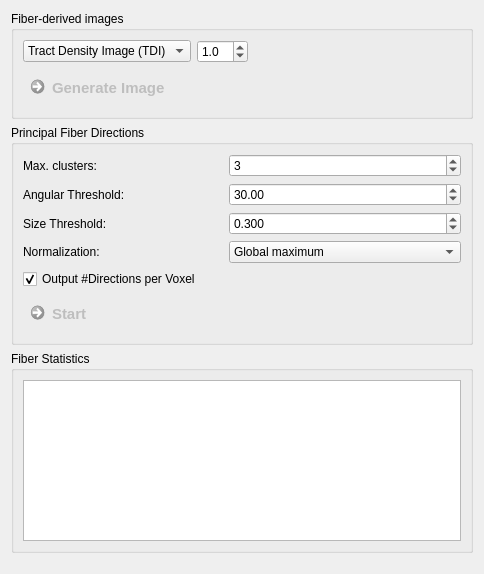
This is Plugins/org.mitk.gui.qt.diffusionimaging.fiberprocessing/src/internal/QmitkFiberQuantificationViewControls.ui in MITK/MITK as Qt 5 draws it before an edit. The edited form follows.
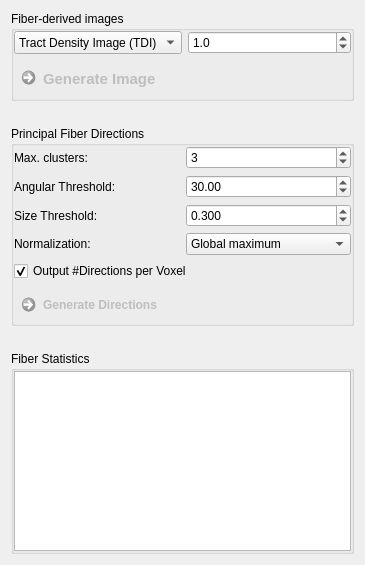
This is the edited form.

Commit message: Refactor view layout

```diff
--- a/Plugins/org.mitk.gui.qt.diffusionimaging.fiberprocessing/src/internal/QmitkFiberQuantificationViewControls.ui
+++ b/Plugins/org.mitk.gui.qt.diffusionimaging.fiberprocessing/src/internal/QmitkFiberQuantificationViewControls.ui
@@ -6,37 +6,36 @@
    <rect>
     <x>0</x>
     <y>0</y>
-    <width>484</width>
-    <height>574</height>
+    <width>365</width>
+    <height>565</height>
    </rect>
   </property>
   <property name="windowTitle">
    <string>Form</string>
   </property>
   <layout class="QGridLayout" name="gridLayout_10">
-   <item row="3" column="0">
-    <spacer name="verticalSpacer">
-     <property name="orientation">
-      <enum>Qt::Vertical</enum>
-     </property>
-     <property name="sizeHint" stdset="0">
-      <size>
-       <width>20</width>
-       <height>40</height>
-      </size>
-     </property>
-    </spacer>
-   </item>
+   <property name="verticalSpacing">
+    <number>25</number>
+   </property>
    <item row="0" column="0">
     <widget class="QGroupBox" name="groupBox_2">
      <property name="title">
       <string>Fiber-derived images</string>
      </property>
-     <layout class="QFormLayout" name="formLayout">
-      <property name="fieldGrowthPolicy">
-       <enum>QFormLayout::AllNonFixedFieldsGrow</enum>
+     <layout class="QGridLayout" name="gridLayout_3">
+      <property name="leftMargin">
+       <number>0</number>
       </property>
-      <item row="4" column="0">
+      <property name="topMargin">
+       <number>0</number>
+      </property>
+      <property name="rightMargin">
+       <number>0</number>
+      </property>
+      <property name="bottomMargin">
+       <number>0</number>
+      </property>
+      <item row="1" column="0">
        <widget class="QCommandLinkButton" name="m_ProcessFiberBundleButton">
         <property name="enabled">
          <bool>false</bool>
@@ -66,43 +65,38 @@
         </property>
        </widget>
       </item>
-      <item row="3" column="0">
-       <widget class="QFrame" name="frame_4">
+      <item row="0" column="1">
+       <widget class="QDoubleSpinBox" name="m_UpsamplingSpinBox">
         <property name="sizePolicy">
-         <sizepolicy hsizetype="Maximum" vsizetype="Preferred">
+         <sizepolicy hsizetype="Preferred" vsizetype="Preferred">
           <horstretch>0</horstretch>
           <verstretch>0</verstretch>
          </sizepolicy>
         </property>
-        <property name="frameShape">
-         <enum>QFrame::NoFrame</enum>
+        <property name="toolTip">
+         <string>Upsampling factor</string>
         </property>
-        <property name="frameShadow">
-         <enum>QFrame::Raised</enum>
+        <property name="decimals">
+         <number>1</number>
         </property>
-        <property name="lineWidth">
-         <number>0</number>
+        <property name="minimum">
+         <double>0.100000000000000</double>
         </property>
-        <layout class="QGridLayout" name="gridLayout_8">
-         <property name="leftMargin">
-          <number>0</number>
-         </property>
-         <property name="topMargin">
-          <number>0</number>
-         </property>
-         <property name="rightMargin">
-          <number>0</number>
-         </property>
-         <property name="bottomMargin">
-          <number>0</number>
-         </property>
-         <property name="verticalSpacing">
-          <number>0</number>
-         </property>
+        <property name="maximum">
+         <double>10.000000000000000</double>
+        </property>
+        <property name="singleStep">
+         <double>0.100000000000000</double>
+        </property>
+        <property name="value">
+         <double>1.000000000000000</double>
+        </property>
+       </widget>
+      </item>
          <item row="0" column="0">
           <widget class="QComboBox" name="m_GenerationBox">
            <property name="sizePolicy">
-            <sizepolicy hsizetype="Maximum" vsizetype="Fixed">
+         <sizepolicy hsizetype="Preferred" vsizetype="Preferred">
              <horstretch>0</horstretch>
              <verstretch>0</verstretch>
             </sizepolicy>
@@ -139,37 +133,6 @@
            </item>
           </widget>
          </item>
-         <item row="0" column="1">
-          <widget class="QDoubleSpinBox" name="m_UpsamplingSpinBox">
-           <property name="sizePolicy">
-            <sizepolicy hsizetype="Maximum" vsizetype="Fixed">
-             <horstretch>0</horstretch>
-             <verstretch>0</verstretch>
-            </sizepolicy>
-           </property>
-           <property name="toolTip">
-            <string>Upsampling factor</string>
-           </property>
-           <property name="decimals">
-            <number>1</number>
-           </property>
-           <property name="minimum">
-            <double>0.100000000000000</double>
-           </property>
-           <property name="maximum">
-            <double>10.000000000000000</double>
-           </property>
-           <property name="singleStep">
-            <double>0.100000000000000</double>
-           </property>
-           <property name="value">
-            <double>1.000000000000000</double>
-           </property>
-          </widget>
-         </item>
-        </layout>
-       </widget>
-      </item>
      </layout>
     </widget>
    </item>
@@ -179,6 +142,21 @@
       <string>Fiber Statistics</string>
      </property>
      <layout class="QGridLayout" name="gridLayout_2">
+      <property name="leftMargin">
+       <number>0</number>
+      </property>
+      <property name="topMargin">
+       <number>0</number>
+      </property>
+      <property name="rightMargin">
+       <number>0</number>
+      </property>
+      <property name="bottomMargin">
+       <number>0</number>
+      </property>
+      <property name="spacing">
+       <number>0</number>
+      </property>
       <item row="0" column="0">
        <widget class="QTextEdit" name="m_StatsTextEdit">
         <property name="font">
@@ -202,105 +180,48 @@
      <property name="title">
       <string>Principal Fiber Directions</string>
      </property>
-     <layout class="QGridLayout" name="gridLayout">
-      <item row="0" column="1">
-       <widget class="QSpinBox" name="m_MaxNumDirections">
-        <property name="toolTip">
-         <string>Maximum number of fiber directions per voxel.</string>
-        </property>
-        <property name="maximum">
-         <number>100</number>
-        </property>
-        <property name="value">
-         <number>3</number>
-        </property>
-       </widget>
-      </item>
-      <item row="4" column="0">
-       <widget class="QCheckBox" name="m_NumDirectionsBox">
-        <property name="toolTip">
-         <string>Image containing the number of distinct fiber clusters per voxel.</string>
-        </property>
-        <property name="text">
-         <string>Output #Directions per Voxel</string>
-        </property>
-        <property name="checked">
-         <bool>true</bool>
-        </property>
-       </widget>
-      </item>
-      <item row="6" column="0">
-       <widget class="QCommandLinkButton" name="m_ExtractFiberPeaks">
-        <property name="enabled">
-         <bool>false</bool>
-        </property>
-        <property name="sizePolicy">
-         <sizepolicy hsizetype="Preferred" vsizetype="Preferred">
-          <horstretch>0</horstretch>
-          <verstretch>0</verstretch>
-         </sizepolicy>
-        </property>
-        <property name="maximumSize">
-         <size>
-          <width>200</width>
-          <height>16777215</height>
-         </size>
-        </property>
-        <property name="font">
-         <font>
-          <pointsize>11</pointsize>
-         </font>
-        </property>
-        <property name="toolTip">
-         <string/>
-        </property>
-        <property name="text">
-         <string>Start</string>
-        </property>
-       </widget>
-      </item>
+     <layout class="QGridLayout" name="gridLayout_6">
+      <property name="leftMargin">
+       <number>0</number>
+      </property>
+      <property name="topMargin">
+       <number>0</number>
+      </property>
+      <property name="rightMargin">
+       <number>0</number>
+      </property>
+      <property name="bottomMargin">
+       <number>0</number>
+      </property>
       <item row="0" column="0">
-       <widget class="QLabel" name="label_2">
-        <property name="text">
-         <string>Max. clusters:</string>
+       <widget class="QFrame" name="frame_2">
+        <property name="frameShape">
+         <enum>QFrame::NoFrame</enum>
         </property>
-       </widget>
-      </item>
-      <item row="2" column="0">
-       <widget class="QLabel" name="label_3">
-        <property name="text">
-         <string>Size Threshold:</string>
+        <property name="frameShadow">
+         <enum>QFrame::Raised</enum>
         </property>
-       </widget>
-      </item>
-      <item row="1" column="0">
-       <widget class="QLabel" name="label">
-        <property name="text">
-         <string>Angular Threshold:</string>
-        </property>
-       </widget>
-      </item>
-      <item row="2" column="1">
-       <widget class="QDoubleSpinBox" name="m_PeakThreshold">
-        <property name="toolTip">
-         <string>&lt;html&gt;&lt;head/&gt;&lt;body&gt;&lt;p&gt;Directions shorter than the defined threshold are discarded.&lt;/p&gt;&lt;/body&gt;&lt;/html&gt;</string>
-        </property>
-        <property name="decimals">
-         <number>3</number>
-        </property>
-        <property name="maximum">
-         <double>1.000000000000000</double>
-        </property>
-        <property name="singleStep">
-         <double>0.100000000000000</double>
-        </property>
-        <property name="value">
-         <double>0.300000000000000</double>
-        </property>
-       </widget>
-      </item>
+        <layout class="QGridLayout" name="gridLayout_5">
+         <property name="leftMargin">
+          <number>0</number>
+         </property>
+         <property name="topMargin">
+          <number>0</number>
+         </property>
+         <property name="rightMargin">
+          <number>0</number>
+         </property>
+         <property name="bottomMargin">
+          <number>0</number>
+         </property>
       <item row="1" column="1">
        <widget class="QDoubleSpinBox" name="m_AngularThreshold">
+           <property name="sizePolicy">
+            <sizepolicy hsizetype="Preferred" vsizetype="Preferred">
+             <horstretch>0</horstretch>
+             <verstretch>0</verstretch>
+            </sizepolicy>
+           </property>
         <property name="toolTip">
          <string>Fiber directions with an angle smaller than the defined threshold are clustered.</string>
         </property>
@@ -321,6 +242,71 @@
         </property>
        </widget>
       </item>
+         <item row="2" column="1">
+          <widget class="QDoubleSpinBox" name="m_PeakThreshold">
+           <property name="sizePolicy">
+            <sizepolicy hsizetype="Preferred" vsizetype="Preferred">
+             <horstretch>0</horstretch>
+             <verstretch>0</verstretch>
+            </sizepolicy>
+           </property>
+           <property name="toolTip">
+            <string>&lt;html&gt;&lt;head/&gt;&lt;body&gt;&lt;p&gt;Directions shorter than the defined threshold are discarded.&lt;/p&gt;&lt;/body&gt;&lt;/html&gt;</string>
+           </property>
+           <property name="decimals">
+            <number>3</number>
+           </property>
+           <property name="maximum">
+            <double>1.000000000000000</double>
+           </property>
+           <property name="singleStep">
+            <double>0.100000000000000</double>
+           </property>
+           <property name="value">
+            <double>0.300000000000000</double>
+           </property>
+          </widget>
+         </item>
+         <item row="1" column="0">
+          <widget class="QLabel" name="label">
+           <property name="text">
+            <string>Angular Threshold:</string>
+           </property>
+          </widget>
+         </item>
+         <item row="0" column="0">
+          <widget class="QLabel" name="label_2">
+           <property name="text">
+            <string>Max. clusters:</string>
+           </property>
+          </widget>
+         </item>
+         <item row="2" column="0">
+          <widget class="QLabel" name="label_3">
+           <property name="text">
+            <string>Size Threshold:</string>
+           </property>
+          </widget>
+         </item>
+         <item row="0" column="1">
+          <widget class="QSpinBox" name="m_MaxNumDirections">
+           <property name="sizePolicy">
+            <sizepolicy hsizetype="Preferred" vsizetype="Preferred">
+             <horstretch>0</horstretch>
+             <verstretch>0</verstretch>
+            </sizepolicy>
+           </property>
+           <property name="toolTip">
+            <string>Maximum number of fiber directions per voxel.</string>
+           </property>
+           <property name="maximum">
+            <number>100</number>
+           </property>
+           <property name="value">
+            <number>3</number>
+           </property>
+          </widget>
+         </item>
       <item row="3" column="0">
        <widget class="QLabel" name="label_4">
         <property name="text">
@@ -330,6 +316,12 @@
       </item>
       <item row="3" column="1">
        <widget class="QComboBox" name="m_FiberDirNormBox">
+           <property name="sizePolicy">
+            <sizepolicy hsizetype="Preferred" vsizetype="Preferred">
+             <horstretch>0</horstretch>
+             <verstretch>0</verstretch>
+            </sizepolicy>
+           </property>
         <item>
          <property name="text">
           <string>Global maximum</string>
@@ -345,6 +337,38 @@
           <string>Voxel-wise maximum</string>
          </property>
         </item>
+          </widget>
+         </item>
+        </layout>
+       </widget>
+      </item>
+      <item row="1" column="0">
+       <widget class="QCheckBox" name="m_NumDirectionsBox">
+        <property name="sizePolicy">
+         <sizepolicy hsizetype="Preferred" vsizetype="Preferred">
+          <horstretch>0</horstretch>
+          <verstretch>0</verstretch>
+         </sizepolicy>
+        </property>
+        <property name="toolTip">
+         <string>Image containing the number of distinct fiber clusters per voxel.</string>
+        </property>
+        <property name="text">
+         <string>Output #Directions per Voxel</string>
+        </property>
+        <property name="checked">
+         <bool>true</bool>
+        </property>
+       </widget>
+      </item>
+      <item row="2" column="0">
+       <widget class="QCommandLinkButton" name="m_ExtractFiberPeaks">
+        <property name="enabled">
+         <bool>false</bool>
+        </property>
+        <property name="text">
+         <string>Generate Directions</string>
+        </property>
        </widget>
       </item>
      </layout>
```
Left out of the diff: 2 changed lines with no effect on the pictures. Lines whose indentation alone changed are shown as unchanged. The commit also changes 94 other files.
